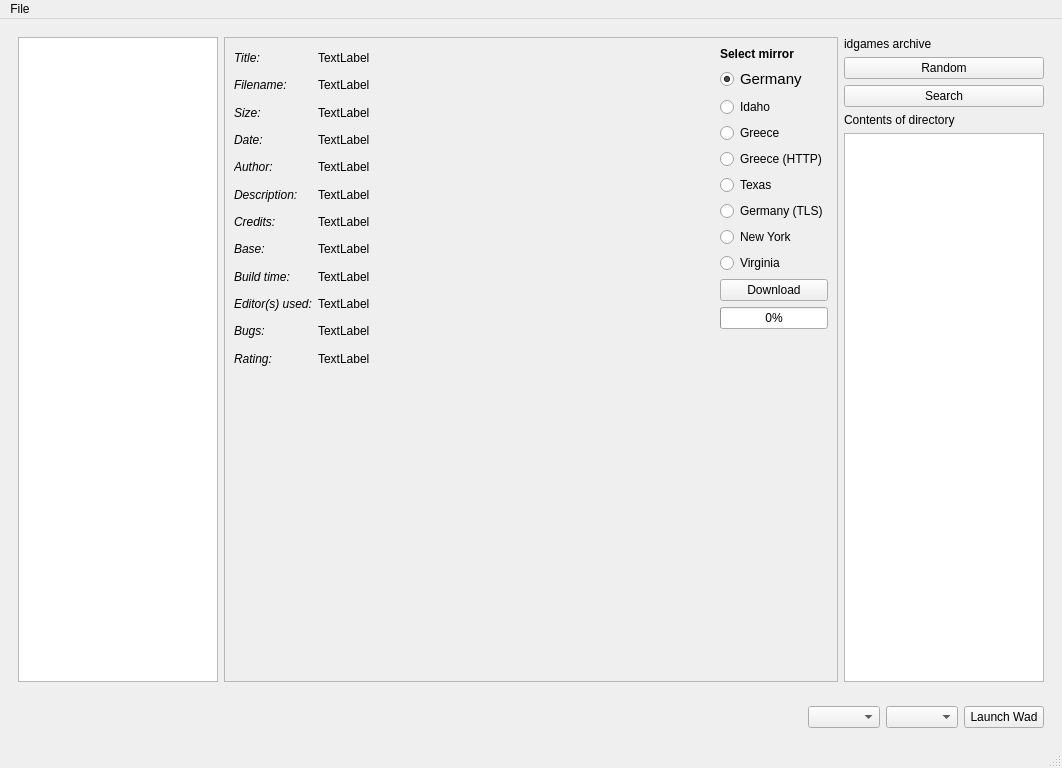
Before: the Qt Designer form src/main/resources/base/template/wadlauncher.ui in karlpet/WadLauncher, drawn with Qt 5.
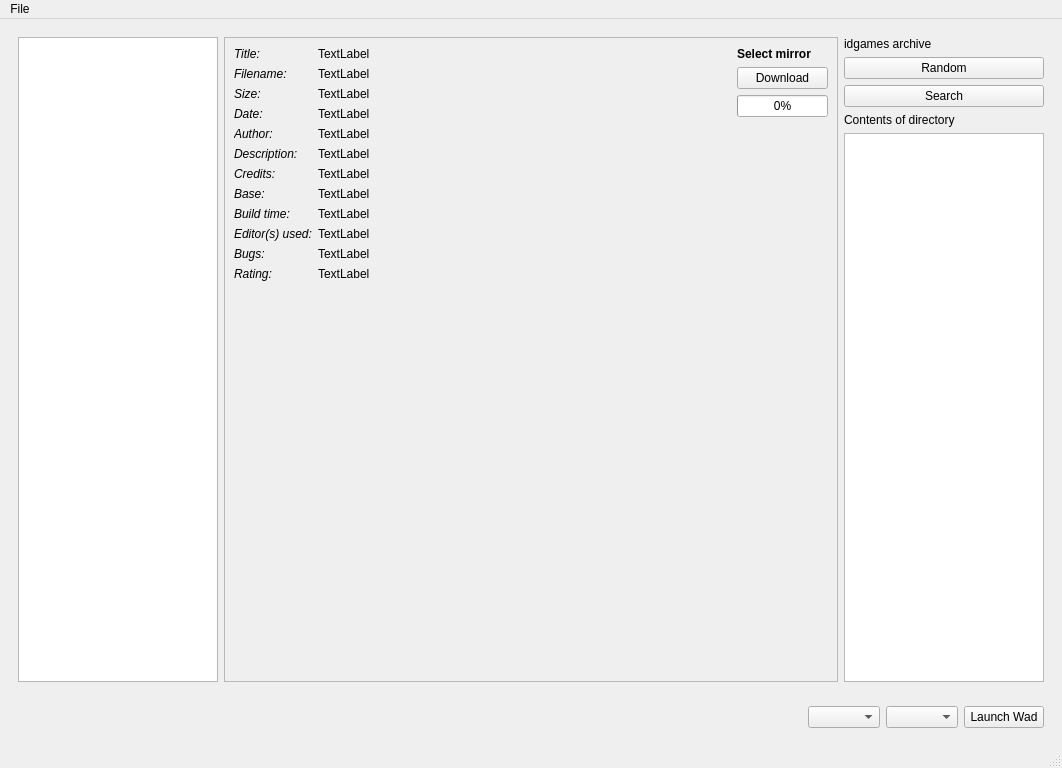
After: the same form once the commit is applied.

Diff of the .ui file:
```diff
--- a/src/main/resources/base/template/wadlauncher.ui
+++ b/src/main/resources/base/template/wadlauncher.ui
@@ -159,94 +159,6 @@
                   </property>
                  </widget>
                 </item>
-                <item>
-                 <widget class="QRadioButton" name="radioButton_8">
-                  <property name="font">
-                   <font>
-                    <pointsize>11</pointsize>
-                   </font>
-                  </property>
-                  <property name="text">
-                   <string>Germany</string>
-                  </property>
-                  <property name="checked">
-                   <bool>true</bool>
-                  </property>
-                  <attribute name="buttonGroup">
-                   <string notr="true">idgames_detail_download_mirror_select</string>
-                  </attribute>
-                 </widget>
-                </item>
-                <item>
-                 <widget class="QRadioButton" name="radioButton_7">
-                  <property name="text">
-                   <string>Idaho</string>
-                  </property>
-                  <attribute name="buttonGroup">
-                   <string notr="true">idgames_detail_download_mirror_select</string>
-                  </attribute>
-                 </widget>
-                </item>
-                <item>
-                 <widget class="QRadioButton" name="radioButton_6">
-                  <property name="text">
-                   <string>Greece</string>
-                  </property>
-                  <attribute name="buttonGroup">
-                   <string notr="true">idgames_detail_download_mirror_select</string>
-                  </attribute>
-                 </widget>
-                </item>
-                <item>
-                 <widget class="QRadioButton" name="radioButton_5">
-                  <property name="text">
-                   <string>Greece (HTTP)</string>
-                  </property>
-                  <attribute name="buttonGroup">
-                   <string notr="true">idgames_detail_download_mirror_select</string>
-                  </attribute>
-                 </widget>
-                </item>
-                <item>
-                 <widget class="QRadioButton" name="radioButton_4">
-                  <property name="text">
-                   <string>Texas</string>
-                  </property>
-                  <attribute name="buttonGroup">
-                   <string notr="true">idgames_detail_download_mirror_select</string>
-                  </attribute>
-                 </widget>
-                </item>
-                <item>
-                 <widget class="QRadioButton" name="radioButton_3">
-                  <property name="text">
-                   <string>Germany (TLS)</string>
-                  </property>
-                  <attribute name="buttonGroup">
-                   <string notr="true">idgames_detail_download_mirror_select</string>
-                  </attribute>
-                 </widget>
-                </item>
-                <item>
-                 <widget class="QRadioButton" name="radioButton_2">
-                  <property name="text">
-                   <string>New York</string>
-                  </property>
-                  <attribute name="buttonGroup">
-                   <string notr="true">idgames_detail_download_mirror_select</string>
-                  </attribute>
-                 </widget>
-                </item>
-                <item>
-                 <widget class="QRadioButton" name="radioButton">
-                  <property name="text">
-                   <string>Virginia</string>
-                  </property>
-                  <attribute name="buttonGroup">
-                   <string notr="true">idgames_detail_download_mirror_select</string>
-                  </attribute>
-                 </widget>
-                </item>
                 <item>
                  <widget class="QPushButton" name="idgames_detail_download_button">
                   <property name="text">
```
